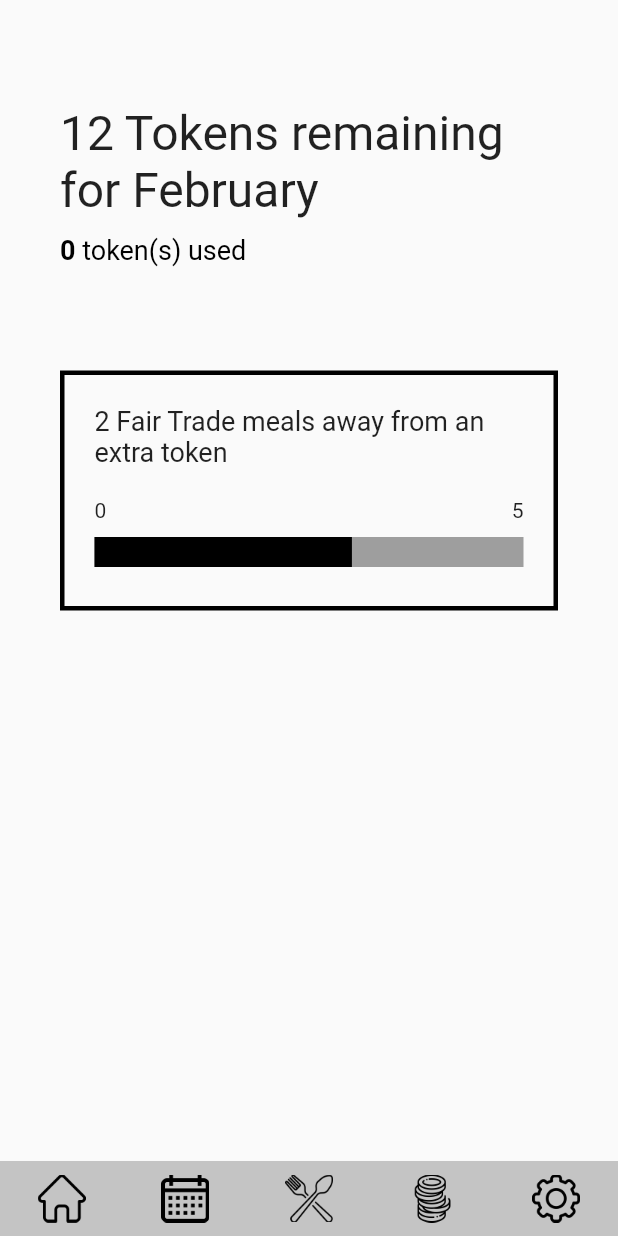
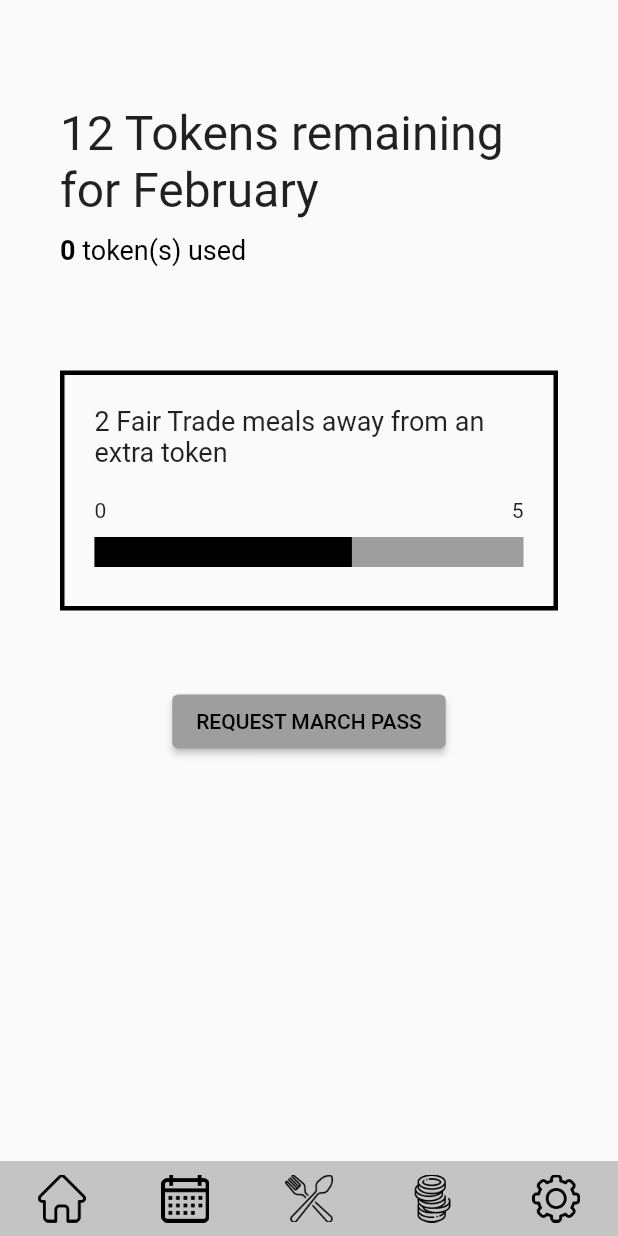
Before and after one commit to jla522/StormHacks2021, a Flutter app: the tokens screen opened by its route, on a phone screen of 412 x 824 dp. Run offline on Flutter 3.47's test engine with Material 2 defaults, Android fonts, the phone set to English and light mode, and no system bars.

Commit message:
feat: add request monthly pass button

```diff
--- a/stormhacks_app/lib/tokens.dart
+++ b/stormhacks_app/lib/tokens.dart
@@ -13,6 +13,8 @@ class _tokensState extends State<tokens> {
   int remainingTokens = 12;
   int usedTokens = 0;
   int numMealsAway = 2;
+  String currentMonth = "February";
+  String nextMonth = "MARCH";
 
   @override
   Widget build(BuildContext context) {
@@ -22,13 +24,18 @@ class _tokensState extends State<tokens> {
             margin: const EdgeInsets.fromLTRB(40, 70, 40, 30),
             child:
                 Column(crossAxisAlignment: CrossAxisAlignment.start, children: [
-              Text("$remainingTokens Tokens remaining for February",
+              Text("$remainingTokens Tokens remaining for $currentMonth",
                   style: TextStyle(fontSize: 32)),
               _buildTokensUsed(usedTokens),
               FairTradeProgress(
                 numMeals: numMealsAway,
                 showBorder: true,
-              )
+              ),
+              Container(
+                  child: Row(
+                mainAxisAlignment: MainAxisAlignment.center,
+                children: [_buildRequestMontlyPass(nextMonth)],
+              ))
             ])));
   }
 
@@ -48,4 +55,16 @@ class _tokensState extends State<tokens> {
                   style: TextStyle(fontWeight: FontWeight.normal)),
             ])));
   }
+
+  ElevatedButton _buildRequestMontlyPass(String month) {
+    return ElevatedButton(
+      child: Text("REQUEST $month PASS"),
+      style: ButtonStyle(
+          backgroundColor: MaterialStateProperty.all<Color>(Colors.grey),
+          foregroundColor: MaterialStateProperty.all<Color>(Colors.black)),
+      onPressed: () {
+        print("request monthly button pressed");
+      },
+    );
+  }
 }
```
